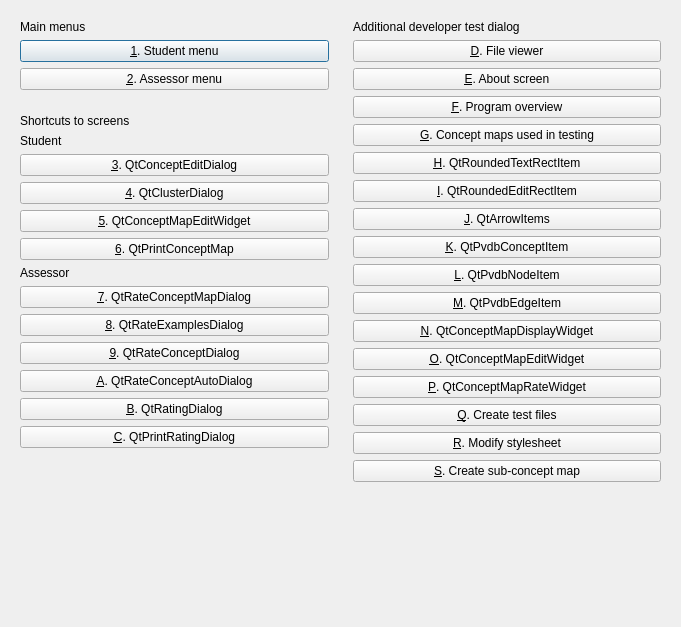
The window that Projects/ProjectBrainweaver/qtpvdbmenudialog.ui (richelbilderbeek/ProjectRichelBilderbeek) describes before a commit, drawn with Qt 5.
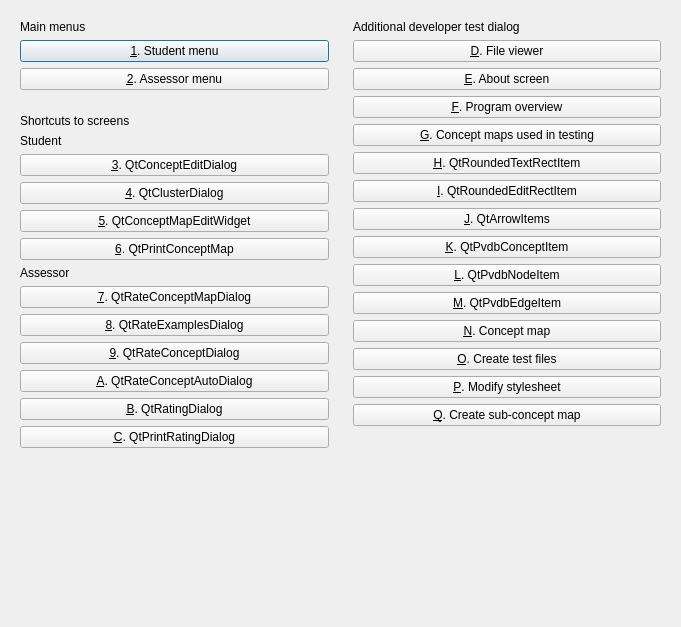
The same window after the commit. Icons and pictures are not drawn.

Commit message: Brainweaver, TestConceptMap file moving and renaming

Patch:
```diff
--- a/Projects/ProjectBrainweaver/qtpvdbmenudialog.ui
+++ b/Projects/ProjectBrainweaver/qtpvdbmenudialog.ui
@@ -143,47 +143,21 @@
          <bool>true</bool>
         </property>
         <property name="text">
-         <string>&amp;N. QtConceptMapDisplayWidget</string>
-        </property>
-       </widget>
-      </item>
-      <item>
-       <widget class="QPushButton" name="button_test_qtconceptmapeditwidget">
-        <property name="enabled">
-         <bool>true</bool>
-        </property>
-        <property name="text">
-         <string>&amp;O. QtConceptMapEditWidget</string>
-        </property>
-        <property name="default">
-         <bool>false</bool>
-        </property>
-       </widget>
-      </item>
-      <item>
-       <widget class="QPushButton" name="button_test_qtconceptmapratewidget">
-        <property name="enabled">
-         <bool>true</bool>
-        </property>
-        <property name="text">
-         <string>&amp;P. QtConceptMapRateWidget</string>
-        </property>
-        <property name="default">
-         <bool>false</bool>
+         <string>&amp;N. Concept map</string>
         </property>
        </widget>
       </item>
       <item>
        <widget class="QPushButton" name="button_create_test_files">
         <property name="text">
-         <string>&amp;Q. Create test files</string>
+         <string>&amp;O. Create test files</string>
         </property>
        </widget>
       </item>
       <item>
        <widget class="QPushButton" name="button_modify_stylesheet">
         <property name="text">
-         <string>&amp;R. Modify stylesheet</string>
+         <string>&amp;P. Modify stylesheet</string>
         </property>
        </widget>
       </item>
@@ -193,7 +167,7 @@
          <bool>true</bool>
         </property>
         <property name="text">
-         <string>&amp;S. Create sub-concept map</string>
+         <string>&amp;Q. Create sub-concept map</string>
         </property>
        </widget>
       </item>
```
Left out of the diff: 6 changed lines with no effect on the pictures. The commit also changes 66 other files.
